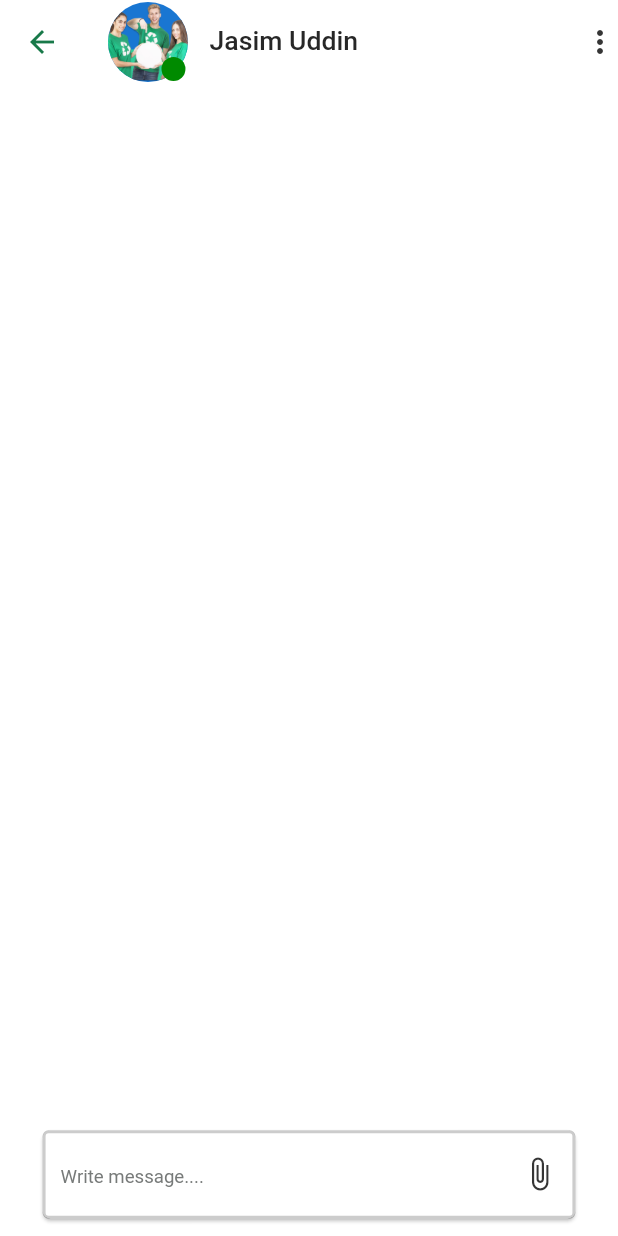
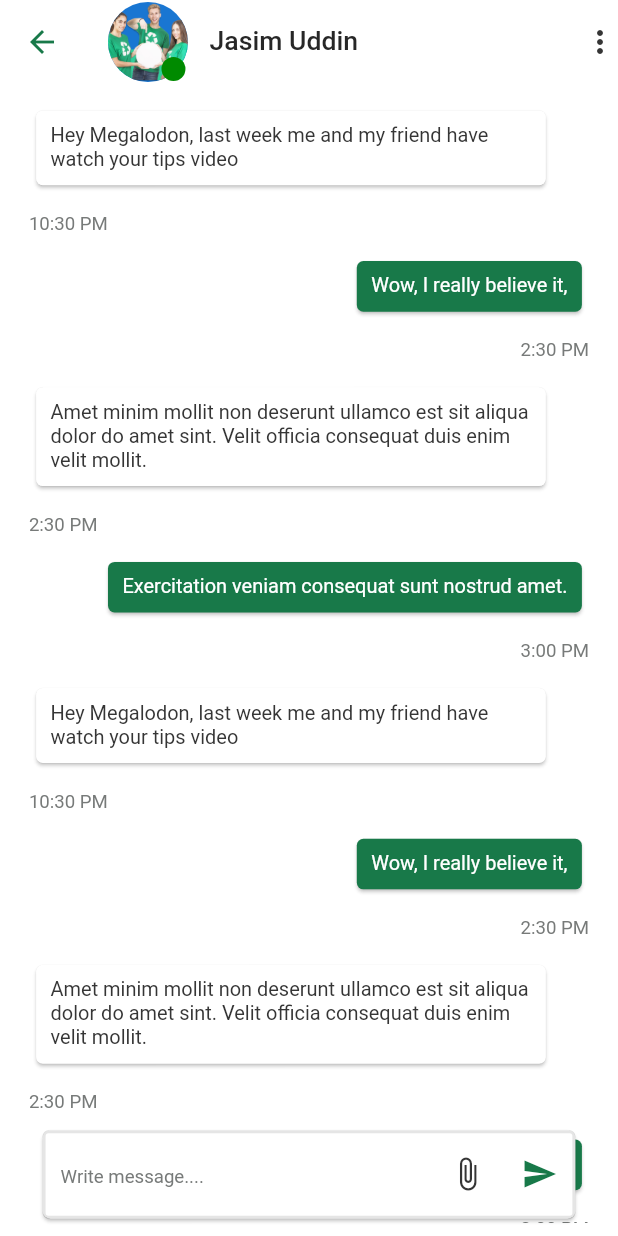
Before and after one commit to MdAsifUrRahmanAbir/hiredo, a Flutter app: the ChatScreen screen opened by its route, on a phone screen of 412 x 824 dp. Run offline on Flutter 3.47's test engine with Material 2 defaults, Android fonts, the phone set to English and light mode, and no system bars; our stand-ins replace carousel_slider, connectivity_plus, dots_indicator, dropdown_button2, dropdown_search, flutter_countdown_timer and 18 more; missing offline and left inert: flutter_stripe, flutter_verification_code; accounts and stored records are empty; network calls fail.

Commit message:
chat screen complete

```diff
--- a/lib/Screens/InboxScreen/Controller/chat_controller.dart
+++ b/lib/Screens/InboxScreen/Controller/chat_controller.dart
@@ -1,6 +1,5 @@
-import 'dart:io';
-
 import 'package:get/get.dart';
+import 'package:homelyknock/Screens/InboxScreen/Model/message_model.dart';
 import 'package:image_picker/image_picker.dart';
 
 class ChatController extends GetxController {
@@ -33,4 +32,111 @@ class ChatController extends GetxController {
       );
     }
   }
+
+  List<MessageModel> messageList = [
+    MessageModel(
+        text:
+            'Hey Megalodon, last week me and my friend have watch your tips video',
+        messageType: ChatMessageType.text,
+        messageStatus: MessageStatus.viewed,
+        isSender: false,
+        time: '10:30 PM'),
+    MessageModel(
+        text: 'Wow, I really believe it,',
+        messageType: ChatMessageType.text,
+        messageStatus: MessageStatus.viewed,
+        isSender: true,
+        time: '2:30 PM'),
+    MessageModel(
+        text:
+            'Amet minim mollit non deserunt ullamco est sit aliqua dolor do amet sint. Velit officia consequat duis enim velit mollit.',
+        messageType: ChatMessageType.text,
+        messageStatus: MessageStatus.viewed,
+        isSender: false,
+        time: '2:30 PM'),
+    MessageModel(
+        text: 'Exercitation veniam consequat sunt nostrud amet.',
+        messageType: ChatMessageType.text,
+        messageStatus: MessageStatus.viewed,
+        isSender: true,
+        time: '3:00 PM'),
+    MessageModel(
+        text:
+            'Hey Megalodon, last week me and my friend have watch your tips video',
+        messageType: ChatMessageType.text,
+        messageStatus: MessageStatus.viewed,
+        isSender: false,
+        time: '10:30 PM'),
+    MessageModel(
+        text: 'Wow, I really believe it,',
+        messageType: ChatMessageType.text,
+        messageStatus: MessageStatus.viewed,
+        isSender: true,
+        time: '2:30 PM'),
+    MessageModel(
+        text:
+            'Amet minim mollit non deserunt ullamco est sit aliqua dolor do amet sint. Velit officia consequat duis enim velit mollit.',
+        messageType: ChatMessageType.text,
+        messageStatus: MessageStatus.viewed,
+        isSender: false,
+        time: '2:30 PM'),
+    MessageModel(
+        text: 'Exercitation veniam consequat sunt nostrud amet.',
+        messageType: ChatMessageType.text,
+        messageStatus: MessageStatus.viewed,
+        isSender: true,
+        time: '3:00 PM'),
+    MessageModel(
+        text:
+            'Hey Megalodon, last week me and my friend have watch your tips video',
+        messageType: ChatMessageType.text,
+        messageStatus: MessageStatus.viewed,
+        isSender: false,
+        time: '10:30 PM'),
+    MessageModel(
+        text: 'Wow, I really believe it,',
+        messageType: ChatMessageType.text,
+        messageStatus: MessageStatus.viewed,
+        isSender: true,
+        time: '2:30 PM'),
+    MessageModel(
+        text:
+            'Amet minim mollit non deserunt ullamco est sit aliqua dolor do amet sint. Velit officia consequat duis enim velit mollit.',
+        messageType: ChatMessageType.text,
+        messageStatus: MessageStatus.viewed,
+        isSender: false,
+        time: '2:30 PM'),
+    MessageModel(
+        text: 'Exercitation veniam consequat sunt nostrud amet.',
+        messageType: ChatMessageType.text,
+        messageStatus: MessageStatus.viewed,
+        isSender: true,
+        time: '3:00 PM'),
+    MessageModel(
+        text:
+            'Hey Megalodon, last week me and my friend have watch your tips video',
+        messageType: ChatMessageType.text,
+        messageStatus: MessageStatus.viewed,
+        isSender: false,
+        time: '10:30 PM'),
+    MessageModel(
+        text: 'Wow, I really believe it,',
+        messageType: ChatMessageType.text,
+        messageStatus: MessageStatus.viewed,
+        isSender: true,
+        time: '2:30 PM'),
+    MessageModel(
+        text:
+            'Amet minim mollit non deserunt ullamco est sit aliqua dolor do amet sint. Velit officia consequat duis enim velit mollit.',
+        messageType: ChatMessageType.text,
+        messageStatus: MessageStatus.viewed,
+        isSender: false,
+        time: '2:30 PM'),
+    MessageModel(
+        text: 'Exercitation veniam consequat sunt nostrud amet.',
+        messageType: ChatMessageType.text,
+        messageStatus: MessageStatus.viewed,
+        isSender: true,
+        time: '3:00 PM'),
+  ];
 }
--- /dev/null
+++ b/lib/Screens/InboxScreen/Model/message_model.dart
@@ -0,0 +1,18 @@
+enum ChatMessageType { text, audio, image, video }
+
+enum MessageStatus { not_sent, not_view, viewed }
+
+class MessageModel {
+  String text;
+  String time;
+  ChatMessageType messageType;
+  MessageStatus messageStatus;
+  bool isSender;
+
+  MessageModel(
+      {this.text = '',
+      required this.messageType,
+      required this.messageStatus,
+      required this.isSender,
+      required this.time});
+}
--- a/lib/Screens/InboxScreen/chat_screen.dart
+++ b/lib/Screens/InboxScreen/chat_screen.dart
@@ -21,7 +21,9 @@ class ChatScreen extends StatelessWidget {
         centerTitle: true,
         backgroundColor: Colors.white,
         leading: IconButton(
-            onPressed: () {},
+            onPressed: () {
+              Navigator.pop(context);
+            },
             icon: const Icon(
               Icons.arrow_back,
               color: backIconClr,
@@ -59,15 +61,78 @@ class ChatScreen extends StatelessWidget {
           )
         ],
       ),
-      body: Container(
+      body: SizedBox(
         height: MediaQuery.of(context).size.height,
         width: MediaQuery.of(context).size.width,
         child: Stack(
           children: [
-            ListView(),
+            Padding(
+              padding: EdgeInsets.symmetric(horizontal: 10.w, vertical: 10.h),
+              child: ListView.builder(
+                physics: const BouncingScrollPhysics(),
+                itemCount: _chatController.messageList.length,
+                itemBuilder: (BuildContext context, int index) {
+                  var data = _chatController.messageList[index];
+                  return Row(
+                    mainAxisAlignment: data.isSender
+                        ? MainAxisAlignment.end
+                        : MainAxisAlignment.start,
+                    children: [
+                      Column(
+                        crossAxisAlignment: data.isSender
+                            ? CrossAxisAlignment.end
+                            : CrossAxisAlignment.start,
+                        children: [
+                          ConstrainedBox(
+                            constraints: BoxConstraints(
+                              maxWidth:
+                                  MediaQuery.of(context).size.width - 45.w,
+                            ),
+                            child: Card(
+                              elevation: 1,
+                              shape: RoundedRectangleBorder(
+                                  borderRadius: BorderRadius.circular(5.r)),
+                              color: data.isSender
+                                  ? const Color(0xFF187949)
+                                  : const Color(0xFFFFFFFF),
+                              margin: EdgeInsets.symmetric(
+                                  horizontal: 15.w, vertical: 10.h),
+                              child: Padding(
+                                padding: EdgeInsets.symmetric(
+                                    horizontal: 10.w, vertical: 10.h),
+                                child: Text(
+                                  data.text,
+                                  style: GoogleFonts.roboto(
+                                      fontSize: 15.sp,
+                                      fontWeight: FontWeight.w400,
+                                      color: data.isSender
+                                          ? const Color(0xFFFFFFFF)
+                                          : const Color(0xFF353535)),
+                                ),
+                              ),
+                            ),
+                          ),
+                          Padding(
+                            padding: EdgeInsets.symmetric(
+                                horizontal: 10.w, vertical: 10.h),
+                            child: Text(
+                              data.time,
+                              style: GoogleFonts.roboto(
+                                  fontSize: 14.sp,
+                                  fontWeight: FontWeight.w400,
+                                  color: const Color(0xFF777A79)),
+                            ),
+                          )
+                        ],
+                      ),
+                    ],
+                  );
+                },
+              ),
+            ),
             Align(
               alignment: Alignment.bottomCenter,
-              child: Container(
+              child: SizedBox(
                   width: MediaQuery.of(context).size.width - 55.w,
                   child: Card(
                       margin:
@@ -90,17 +155,17 @@ class ChatScreen extends StatelessWidget {
                             focusedBorder: OutlineInputBorder(
                                 borderSide: BorderSide(
                                     color: const Color(0xFF000000)
-                                        .withOpacity(0.2),
+                                        .withOpacity(0.1),
                                     width: 2)),
                             enabledBorder: OutlineInputBorder(
                                 borderSide: BorderSide(
                                     color: const Color(0xFF000000)
-                                        .withOpacity(0.2),
+                                        .withOpacity(0.1),
                                     width: 2)),
                             errorBorder: OutlineInputBorder(
                                 borderSide: BorderSide(
                                     color: const Color(0xFF000000)
-                                        .withOpacity(0.2),
+                                        .withOpacity(0.1),
                                     width: 2)),
                             suffixIcon: Row(
                               mainAxisSize: MainAxisSize.min,
@@ -115,6 +180,12 @@ class ChatScreen extends StatelessWidget {
                                     icon: const Icon(
                                       Icons.attach_file,
                                       color: Color(0xFF353535),
+                                    )),
+                                IconButton(
+                                    onPressed: () {},
+                                    icon: const Icon(
+                                      Icons.send,
+                                      color: Color(0xFF187949),
                                     )),
                               ],
                             )),
--- a/lib/Screens/ProfileScreen/profile.dart
+++ b/lib/Screens/ProfileScreen/profile.dart
@@ -501,14 +501,6 @@ class Profile extends StatelessWidget {
             count: profileController.serviceList.length.toString()),
         _cardItem(
             onTap: () {
-              Get.toNamed(Routes.inboxScreen);
-            },
-            icon: Icons.message,
-            text: 'Message',
-            isCount: false,
-            count: profileController.locationList.length.toString()),
-        _cardItem(
-            onTap: () {
               Get.toNamed(Routes.locationPage);
             },
             icon: Icons.location_pin,
--- a/lib/nav_bar_page/main_controller.dart
+++ b/lib/nav_bar_page/main_controller.dart
@@ -1,4 +1,5 @@
 import 'package:get/get.dart';
+import 'package:homelyknock/Screens/InboxScreen/inbox_screen.dart';
 
 import '../Screens/DocumentScreen/document.dart';
 import '../Screens/HomeScreen/home.dart';
@@ -8,14 +9,11 @@ import '../Screens/SearchResultScreen/catsearchpage.dart';
 import '../Screens/TrackingScreen/tracking_screen.dart';
 import '../widgets/common_dashboard_controller.dart';
 
+class MainScreenController extends GetxController {
+  final commonController =
+      Get.put(CommonDashboardController(), permanent: true);
 
-class MainScreenController extends GetxController {
-
-
-
-  final commonController = Get.put(CommonDashboardController(), permanent: true);
-
-  var initIndex =0.obs;
+  var initIndex = 0.obs;
   @override
   void onInit() {
     commonController.getLocations();
@@ -26,15 +24,13 @@ class MainScreenController extends GetxController {
   final pages = [
     Home(),
     Document(),
+    InboxScreen(),
     TrackingScreen(),
     SearchResult(),
     Profile(),
   ];
 
   void onItemTapped(int index) {
-   initIndex.value=index;
+    initIndex.value = index;
   }
-
-
-
 }
--- a/lib/nav_bar_page/main_screen.dart
+++ b/lib/nav_bar_page/main_screen.dart
@@ -58,7 +58,7 @@ class MainScreen extends StatelessWidget {
                       label: ""),
                   BottomNavigationBarItem(
                       icon: Image.asset(
-                        AppIcons.order,
+                        AppIcons.messenger,
                         fit: BoxFit.fill,
                         color: _mainController.initIndex.value == 2
                             ? themeColorGreen
@@ -68,7 +68,7 @@ class MainScreen extends StatelessWidget {
                       label: ""),
                   BottomNavigationBarItem(
                       icon: Image.asset(
-                        AppIcons.search,
+                        AppIcons.order,
                         fit: BoxFit.fill,
                         color: _mainController.initIndex.value == 3
                             ? themeColorGreen
@@ -78,9 +78,19 @@ class MainScreen extends StatelessWidget {
                       label: ""),
                   BottomNavigationBarItem(
                       icon: Image.asset(
+                        AppIcons.search,
+                        fit: BoxFit.fill,
+                        color: _mainController.initIndex.value == 4
+                            ? themeColorGreen
+                            : greyColor,
+                        height: 23.h,
+                      ),
+                      label: ""),
+                  BottomNavigationBarItem(
+                      icon: Image.asset(
                         AppIcons.profile,
                         fit: BoxFit.fill,
-                        color: _mainController.initIndex.value == 4
+                        color: _mainController.initIndex.value == 5
                             ? themeColorGreen
                             : greyColor,
                         height: 23.h,
--- a/lib/utils/app_icon.dart
+++ b/lib/utils/app_icon.dart
@@ -1,13 +1,8 @@
-class AppIcons{
-
-  static String home="images/icons/home.png";
-   static String order="images/icons/order.png";
-    static String profile="images/icons/profle.png";
-     static String lead="images/icons/lead.png";
-      static String search="images/icons/search.png";
-
-
-
-
-
+class AppIcons {
+  static String home = "images/icons/home.png";
+  static String order = "images/icons/order.png";
+  static String profile = "images/icons/profle.png";
+  static String lead = "images/icons/lead.png";
+  static String search = "images/icons/search.png";
+  static String messenger = "images/icons/messanger.png";
 }
```
Also changed, not shown: images/icons/messanger.png (added). Lines whose indentation alone changed are shown as unchanged.
